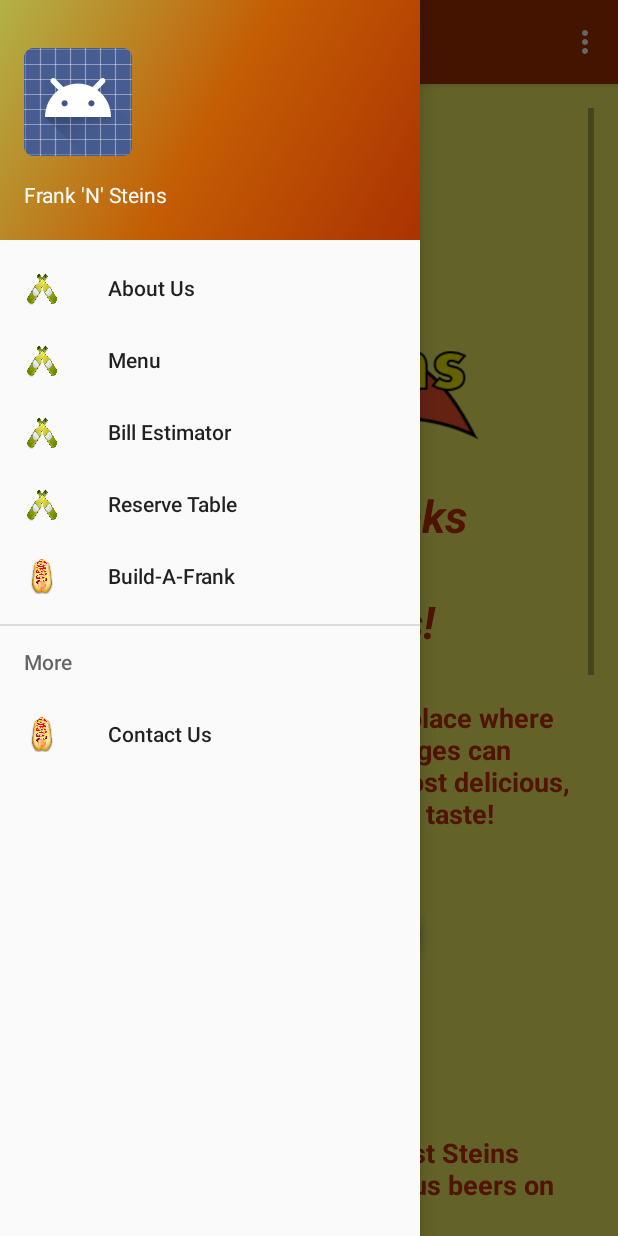
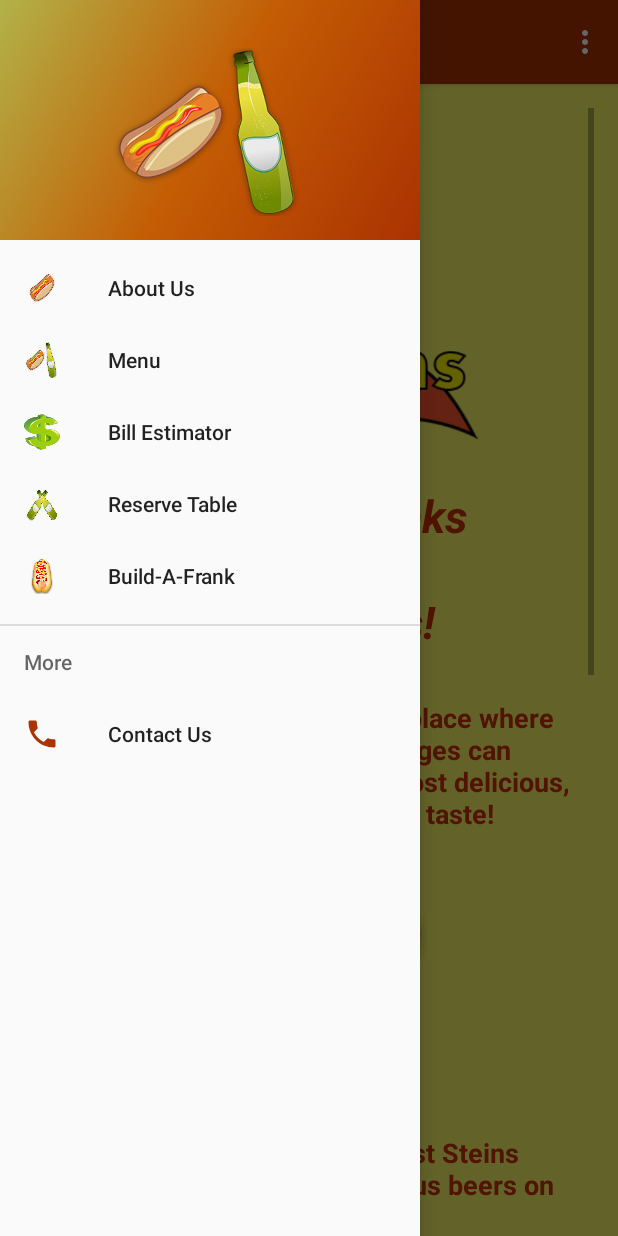
Before and after one commit to RyanPatrick26/FrankNSteins-Public, an Android app: the screen it shows after launch (MainActivity), with the side drawer open, on a phone screen of 412 x 824 dp. Run offline under Robolectric (Android 15) with nearby library versions, the phone set to English and light mode, and no system bars.

Commit message:
#8: Added correct nav item logos in the nav drawer

```diff
--- /dev/null
+++ b/app/src/main/res/drawable/ic_phone_black_24dp.xml
@@ -0,0 +1,9 @@
+<vector xmlns:android="http://schemas.android.com/apk/res/android"
+        android:width="24dp"
+        android:height="24dp"
+        android:viewportWidth="24.0"
+        android:viewportHeight="24.0">
+    <path
+        android:fillColor="#ab3202"
+        android:pathData="M6.62,10.79c1.44,2.83 3.76,5.14 6.59,6.59l2.2,-2.2c0.27,-0.27 0.67,-0.36 1.02,-0.24 1.12,0.37 2.33,0.57 3.57,0.57 0.55,0 1,0.45 1,1V20c0,0.55 -0.45,1 -1,1 -9.39,0 -17,-7.61 -17,-17 0,-0.55 0.45,-1 1,-1h3.5c0.55,0 1,0.45 1,1 0,1.25 0.2,2.45 0.57,3.57 0.11,0.35 0.03,0.74 -0.25,1.02l-2.2,2.2z"/>
+</vector>
--- a/app/src/main/res/layout/nav_header_main.xml
+++ b/app/src/main/res/layout/nav_header_main.xml
@@ -16,19 +16,6 @@
         android:layout_width="wrap_content"
         android:layout_height="wrap_content"
         android:paddingTop="@dimen/nav_header_vertical_spacing"
-        android:src="@android:drawable/sym_def_app_icon" />
-
-    <TextView
-        android:layout_width="match_parent"
-        android:layout_height="wrap_content"
-        android:paddingTop="@dimen/nav_header_vertical_spacing"
-        android:text="Frank 'N' Steins"
-        android:textAppearance="@style/TextAppearance.AppCompat.Body1" />
-
-    <TextView
-        android:id="@+id/textView"
-        android:layout_width="wrap_content"
-        android:layout_height="wrap_content"
-        android:text="android.studio@android.com" />
+        android:src="@drawable/frank_stein_small" />
 
 </LinearLayout>
--- a/app/src/main/res/menu/activity_main_drawer.xml
+++ b/app/src/main/res/menu/activity_main_drawer.xml
@@ -4,17 +4,17 @@
     <group android:checkableBehavior="single">
         <item
             android:id="@+id/nav_about_us"
-            android:icon="@drawable/steins_small"
+            android:icon="@drawable/frank_small"
             android:title="About Us" />
 
         <item
             android:id="@+id/nav_menu"
-            android:icon="@drawable/steins_small"
+            android:icon="@drawable/frank_stein_small"
             android:title="Menu" />
 
         <item
             android:id="@+id/nav_bill_estimator"
-            android:icon="@drawable/steins_small"
+            android:icon="@drawable/dividendclipartcanstock"
             android:title="Bill Estimator" />
 
         <item
@@ -32,7 +32,7 @@
         <menu>
             <item
                 android:id="@+id/nav_contact"
-                android:icon="@drawable/hot_dog_icon"
+                android:icon="@drawable/ic_phone_black_24dp"
                 android:title="Contact Us" />
         </menu>
     </item>
```
Also changed, not shown: app/src/main/res/drawable/dividendclipartcanstock.png (added).
